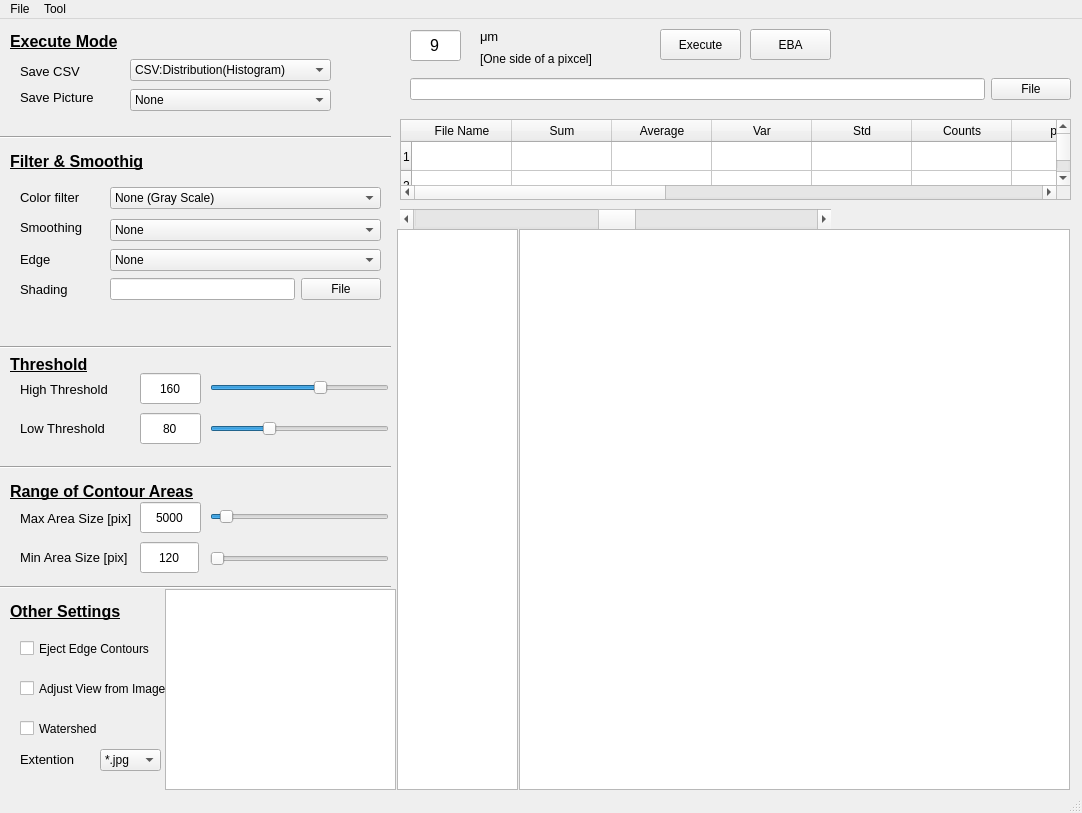
Qt form pyside_blog/pygraph_Opencv.ui (tatabox2000/Data_science) before a commit.
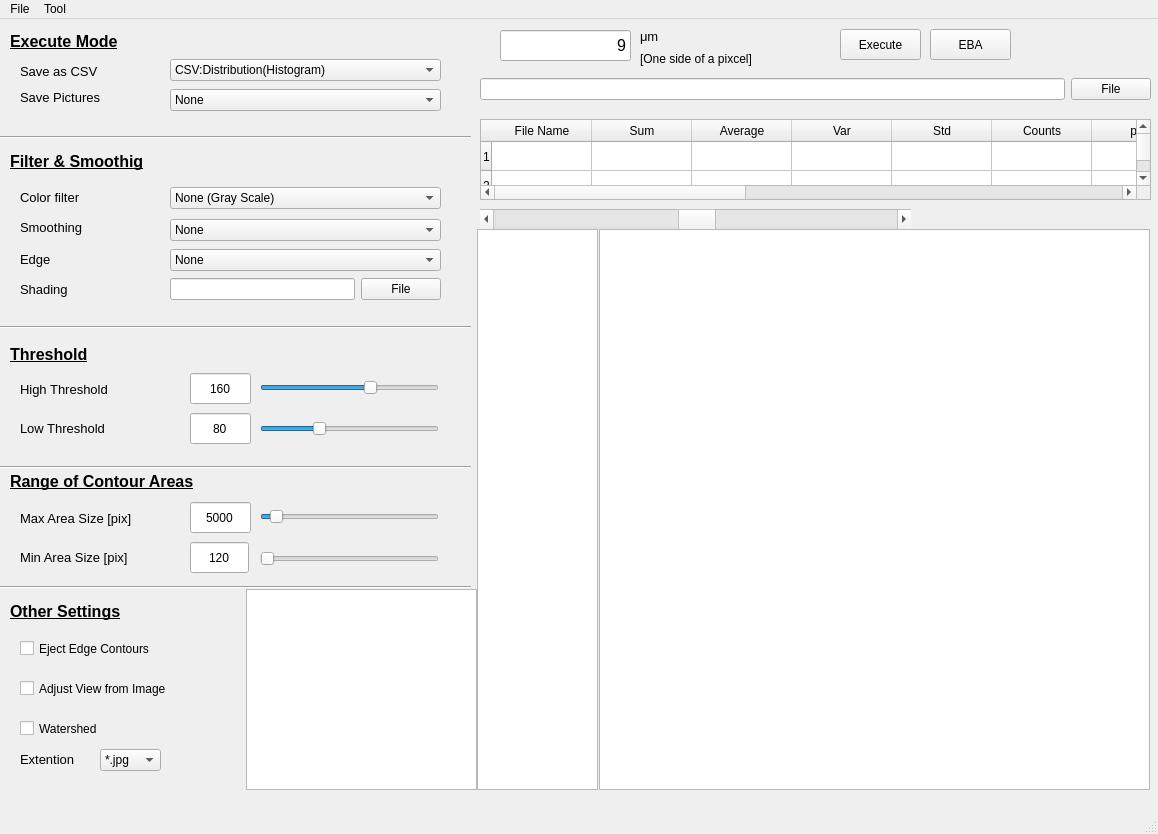
The same form after that commit. Custom widgets are drawn as their Qt base class.

Diff of the .ui file:
```diff
--- a/pyside_blog/pygraph_Opencv.ui
+++ b/pyside_blog/pygraph_Opencv.ui
@@ -6,8 +6,8 @@
    <rect>
     <x>0</x>
     <y>0</y>
-    <width>1082</width>
-    <height>813</height>
+    <width>1158</width>
+    <height>834</height>
    </rect>
   </property>
   <property name="sizePolicy">
@@ -29,9 +29,9 @@
    <widget class="QWidget" name="layoutWidget">
     <property name="geometry">
      <rect>
-      <x>410</x>
+      <x>480</x>
       <y>50</y>
-      <width>661</width>
+      <width>671</width>
       <height>41</height>
      </rect>
     </property>
@@ -51,7 +51,7 @@
    <widget class="GraphicsLayoutWidget" name="pic_view">
     <property name="geometry">
      <rect>
-      <x>519</x>
+      <x>599</x>
       <y>210</y>
       <width>551</width>
       <height>561</height>
@@ -64,7 +64,7 @@
    <widget class="QPushButton" name="exec_button">
     <property name="geometry">
      <rect>
-      <x>660</x>
+      <x>840</x>
       <y>10</y>
       <width>81</width>
       <height>31</height>
@@ -83,7 +83,7 @@
    <widget class="QScrollBar" name="file_scrollbar">
     <property name="geometry">
      <rect>
-      <x>400</x>
+      <x>480</x>
       <y>190</y>
       <width>431</width>
       <height>20</height>
@@ -135,7 +135,7 @@
    <widget class="PlotWidget" name="hist_view">
     <property name="geometry">
      <rect>
-      <x>397</x>
+      <x>477</x>
       <y>210</y>
       <width>121</width>
       <height>561</height>
@@ -146,8 +146,8 @@
     <property name="geometry">
      <rect>
       <x>0</x>
-      <y>320</y>
-      <width>391</width>
+      <y>300</y>
+      <width>471</width>
       <height>16</height>
      </rect>
     </property>
@@ -158,7 +158,7 @@
    <widget class="QComboBox" name="color_combo">
     <property name="geometry">
      <rect>
-      <x>110</x>
+      <x>170</x>
       <y>168</y>
       <width>271</width>
       <height>22</height>
@@ -242,7 +242,7 @@
    <widget class="QComboBox" name="smooth_combo">
     <property name="geometry">
      <rect>
-      <x>110</x>
+      <x>170</x>
       <y>200</y>
       <width>271</width>
       <height>22</height>
@@ -279,7 +279,7 @@
      <rect>
       <x>0</x>
       <y>440</y>
-      <width>391</width>
+      <width>471</width>
       <height>16</height>
      </rect>
     </property>
@@ -291,7 +291,7 @@
     <property name="geometry">
      <rect>
       <x>10</x>
-      <y>450</y>
+      <y>440</y>
       <width>321</width>
       <height>46</height>
      </rect>
@@ -316,7 +316,7 @@
     <property name="geometry">
      <rect>
       <x>10</x>
-      <y>330</y>
+      <y>320</y>
       <width>131</width>
       <height>31</height>
      </rect>
@@ -367,7 +367,7 @@
      <rect>
       <x>0</x>
       <y>110</y>
-      <width>391</width>
+      <width>471</width>
       <height>16</height>
      </rect>
     </property>
@@ -405,7 +405,7 @@
      <rect>
       <x>0</x>
       <y>560</y>
-      <width>391</width>
+      <width>471</width>
       <height>16</height>
      </rect>
     </property>
@@ -477,7 +477,7 @@
    <widget class="QLineEdit" name="threshold1_edit">
     <property name="geometry">
      <rect>
-      <x>140</x>
+      <x>190</x>
       <y>354</y>
       <width>61</width>
       <height>31</height>
@@ -502,7 +502,7 @@
    <widget class="QLineEdit" name="threshold2_edit">
     <property name="geometry">
      <rect>
-      <x>140</x>
+      <x>190</x>
       <y>394</y>
       <width>61</width>
       <height>31</height>
@@ -527,7 +527,7 @@
    <widget class="QSlider" name="threshold1_slider">
     <property name="geometry">
      <rect>
-      <x>210</x>
+      <x>260</x>
       <y>359</y>
       <width>179</width>
       <height>19</height>
@@ -552,7 +552,7 @@
    <widget class="QSlider" name="threshold2_slider">
     <property name="geometry">
      <rect>
-      <x>210</x>
+      <x>260</x>
       <y>400</y>
       <width>179</width>
       <height>19</height>
@@ -571,7 +571,7 @@
    <widget class="QLineEdit" name="min_area_edit">
     <property name="geometry">
      <rect>
-      <x>140</x>
+      <x>190</x>
       <y>523</y>
       <width>59</width>
       <height>31</height>
@@ -596,7 +596,7 @@
    <widget class="QLineEdit" name="max_area_edit">
     <property name="geometry">
      <rect>
-      <x>140</x>
+      <x>190</x>
       <y>483</y>
       <width>61</width>
       <height>31</height>
@@ -618,7 +618,7 @@
    <widget class="QSlider" name="max_area_slider">
     <property name="geometry">
      <rect>
-      <x>210</x>
+      <x>260</x>
       <y>488</y>
       <width>179</width>
       <height>19</height>
@@ -637,7 +637,7 @@
    <widget class="QSlider" name="min_area_slider">
     <property name="geometry">
      <rect>
-      <x>210</x>
+      <x>260</x>
       <y>530</y>
       <width>179</width>
       <height>19</height>
@@ -669,9 +669,9 @@
    <widget class="QLineEdit" name="size_edit">
     <property name="geometry">
      <rect>
-      <x>410</x>
+      <x>500</x>
       <y>11</y>
-      <width>51</width>
+      <width>131</width>
       <height>31</height>
      </rect>
     </property>
@@ -693,13 +693,13 @@
      <number>1000</number>
     </property>
     <property name="alignment">
-     <set>Qt::AlignCenter</set>
+     <set>Qt::AlignRight|Qt::AlignTrailing|Qt::AlignVCenter</set>
     </property>
    </widget>
    <widget class="QLabel" name="label_13">
     <property name="geometry">
      <rect>
-      <x>480</x>
+      <x>640</x>
       <y>0</y>
       <width>71</width>
       <height>31</height>
@@ -717,7 +717,7 @@
    <widget class="GraphicsLayoutWidget" name="sub_view">
     <property name="geometry">
      <rect>
-      <x>165</x>
+      <x>246</x>
       <y>570</y>
       <width>231</width>
       <height>201</height>
@@ -727,7 +727,7 @@
    <widget class="QPushButton" name="EBA_button">
     <property name="geometry">
      <rect>
-      <x>750</x>
+      <x>930</x>
       <y>10</y>
       <width>81</width>
       <height>31</height>
@@ -807,7 +807,7 @@
    <widget class="QComboBox" name="smooth_combo_3">
     <property name="geometry">
      <rect>
-      <x>110</x>
+      <x>170</x>
       <y>230</y>
       <width>271</width>
       <height>22</height>
@@ -845,7 +845,7 @@
    <widget class="QWidget" name="layoutWidget_2">
     <property name="geometry">
      <rect>
-      <x>110</x>
+      <x>170</x>
       <y>250</y>
       <width>271</width>
       <height>41</height>
@@ -867,7 +867,7 @@
    <widget class="QLabel" name="label_17">
     <property name="geometry">
      <rect>
-      <x>480</x>
+      <x>640</x>
       <y>30</y>
       <width>141</width>
       <height>20</height>
@@ -880,7 +880,7 @@
    <widget class="QTableWidget" name="tableWidget">
     <property name="geometry">
      <rect>
-      <x>400</x>
+      <x>480</x>
       <y>100</y>
       <width>671</width>
       <height>81</height>
@@ -1010,7 +1010,7 @@
      <rect>
       <x>20</x>
       <y>44</y>
-      <width>81</width>
+      <width>101</width>
       <height>16</height>
      </rect>
     </property>
@@ -1020,15 +1020,15 @@
      </font>
     </property>
     <property name="text">
-     <string>Save CSV</string>
+     <string>Save as CSV</string>
     </property>
    </widget>
    <widget class="QComboBox" name="save_mode_combo">
     <property name="geometry">
      <rect>
-      <x>130</x>
+      <x>170</x>
       <y>40</y>
-      <width>201</width>
+      <width>271</width>
       <height>22</height>
      </rect>
     </property>
@@ -1071,15 +1071,15 @@
      </font>
     </property>
     <property name="text">
-     <string>Save Picture</string>
+     <string>Save Pictures</string>
     </property>
    </widget>
    <widget class="QComboBox" name="save_picture_combo">
     <property name="geometry">
      <rect>
-      <x>130</x>
+      <x>170</x>
       <y>70</y>
-      <width>201</width>
+      <width>271</width>
       <height>22</height>
      </rect>
     </property>
@@ -1105,7 +1105,7 @@
     <rect>
      <x>0</x>
      <y>0</y>
-     <width>1082</width>
+     <width>1158</width>
      <height>29</height>
     </rect>
    </property>
```
